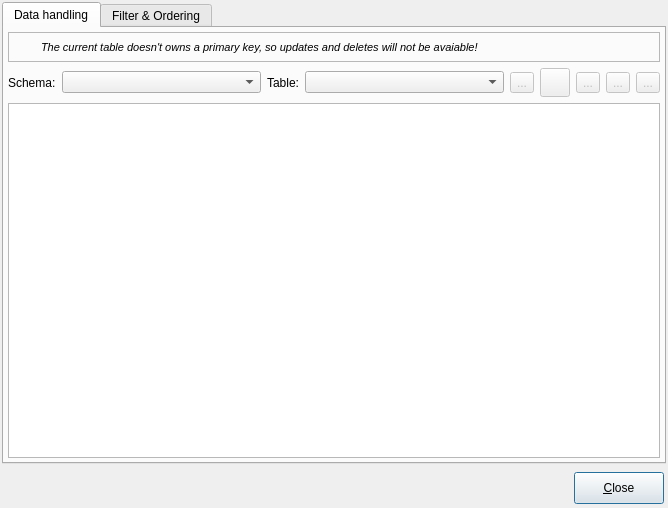
Above: libpgmodeler_ui/ui/datamanipulationform.ui from pgmodeler/pgmodeler before the change. Below: the same form after it.
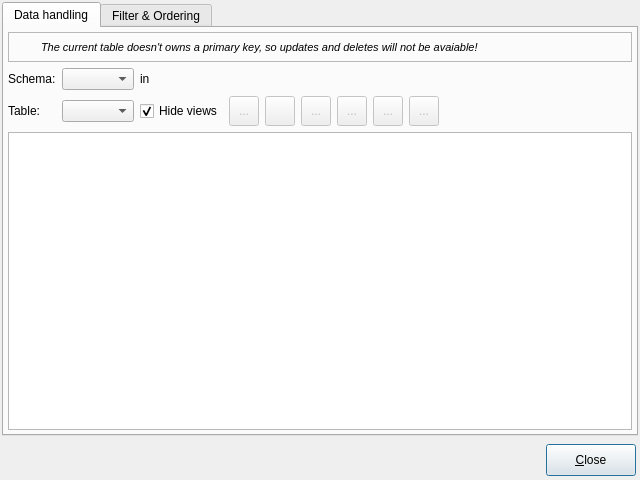
That is the form after the change. Icons and pictures are not drawn.

Commit message:
Minor fix on SQLToolWidget to disable controls in some situations.
Several icon changes.

DataManipulationForm implementation checkpoint

Patch:
```diff
--- a/libpgmodeler_ui/ui/datamanipulationform.ui
+++ b/libpgmodeler_ui/ui/datamanipulationform.ui
@@ -6,10 +6,16 @@
    <rect>
     <x>0</x>
     <y>0</y>
-    <width>668</width>
-    <height>508</height>
+    <width>640</width>
+    <height>480</height>
    </rect>
   </property>
+  <property name="minimumSize">
+   <size>
+    <width>640</width>
+    <height>480</height>
+   </size>
+  </property>
   <property name="windowTitle">
    <string>Data manipulation</string>
   </property>
@@ -149,207 +155,7 @@
        <property name="bottomMargin">
         <number>4</number>
        </property>
-       <item row="2" column="6">
-        <widget class="QToolButton" name="refresh_tb">
-         <property name="enabled">
-          <bool>false</bool>
-         </property>
-         <property name="minimumSize">
-          <size>
-           <width>0</width>
-           <height>0</height>
-          </size>
-         </property>
-         <property name="toolTip">
-          <string>Refresh listing</string>
-         </property>
-         <property name="text">
-          <string>...</string>
-         </property>
-         <property name="icon">
-          <iconset resource="../res/resources.qrc">
-           <normaloff>:/icones/icones/atualizar.png</normaloff>:/icones/icones/atualizar.png</iconset>
-         </property>
-         <property name="iconSize">
-          <size>
-           <width>22</width>
-           <height>22</height>
-          </size>
-         </property>
-        </widget>
-       </item>
-       <item row="2" column="8">
-        <widget class="QToolButton" name="add_tb">
-         <property name="enabled">
-          <bool>false</bool>
-         </property>
-         <property name="minimumSize">
-          <size>
-           <width>0</width>
-           <height>0</height>
-          </size>
-         </property>
-         <property name="toolTip">
-          <string>Add data</string>
-         </property>
-         <property name="text">
-          <string>...</string>
-         </property>
-         <property name="icon">
-          <iconset resource="../res/resources.qrc">
-           <normaloff>:/icones/icones/adddata.png</normaloff>:/icones/icones/adddata.png</iconset>
-         </property>
-         <property name="iconSize">
-          <size>
-           <width>22</width>
-           <height>22</height>
-          </size>
-         </property>
-        </widget>
-       </item>
-       <item row="2" column="9">
-        <widget class="QToolButton" name="update_tb">
-         <property name="enabled">
-          <bool>false</bool>
-         </property>
-         <property name="minimumSize">
-          <size>
-           <width>0</width>
-           <height>0</height>
-          </size>
-         </property>
-         <property name="toolTip">
-          <string>Update row</string>
-         </property>
-         <property name="text">
-          <string>...</string>
-         </property>
-         <property name="icon">
-          <iconset resource="../res/resources.qrc">
-           <normaloff>:/icones/icones/editar.png</normaloff>:/icones/icones/editar.png</iconset>
-         </property>
-         <property name="iconSize">
-          <size>
-           <width>22</width>
-           <height>22</height>
-          </size>
-         </property>
-        </widget>
-       </item>
-       <item row="2" column="7">
-        <widget class="QToolButton" name="save_tb">
-         <property name="enabled">
-          <bool>false</bool>
-         </property>
-         <property name="minimumSize">
-          <size>
-           <width>0</width>
-           <height>0</height>
-          </size>
-         </property>
-         <property name="toolTip">
-          <string>Save changes</string>
-         </property>
-         <property name="text">
-          <string/>
-         </property>
-         <property name="icon">
-          <iconset resource="../res/resources.qrc">
-           <normaloff>:/icones/icones/salvar.png</normaloff>:/icones/icones/salvar.png</iconset>
-         </property>
-         <property name="iconSize">
-          <size>
-           <width>22</width>
-           <height>22</height>
-          </size>
-         </property>
-         <property name="toolButtonStyle">
-          <enum>Qt::ToolButtonIconOnly</enum>
-         </property>
-        </widget>
-       </item>
-       <item row="2" column="10">
-        <widget class="QToolButton" name="delete_tb">
-         <property name="enabled">
-          <bool>false</bool>
-         </property>
-         <property name="minimumSize">
-          <size>
-           <width>0</width>
-           <height>0</height>
-          </size>
-         </property>
-         <property name="toolTip">
-          <string>Delete rows</string>
-         </property>
-         <property name="text">
-          <string>...</string>
-         </property>
-         <property name="icon">
-          <iconset resource="../res/resources.qrc">
-           <normaloff>:/icones/icones/excluir.png</normaloff>:/icones/icones/excluir.png</iconset>
-         </property>
-         <property name="iconSize">
-          <size>
-           <width>22</width>
-           <height>22</height>
-          </size>
-         </property>
-        </widget>
-       </item>
-       <item row="3" column="0" colspan="11">
-        <widget class="QTableWidget" name="results_tbw">
-         <property name="enabled">
-          <bool>true</bool>
-         </property>
-         <property name="editTriggers">
-          <set>QAbstractItemView::NoEditTriggers</set>
-         </property>
-         <property name="alternatingRowColors">
-          <bool>true</bool>
-         </property>
-         <property name="selectionMode">
-          <enum>QAbstractItemView::ExtendedSelection</enum>
-         </property>
-         <property name="sortingEnabled">
-          <bool>false</bool>
-         </property>
-         <property name="rowCount">
-          <number>0</number>
-         </property>
-         <property name="columnCount">
-          <number>0</number>
-         </property>
-         <attribute name="horizontalHeaderHighlightSections">
-          <bool>true</bool>
-         </attribute>
-         <attribute name="horizontalHeaderMinimumSectionSize">
-          <number>30</number>
-         </attribute>
-         <attribute name="horizontalHeaderShowSortIndicator" stdset="0">
-          <bool>false</bool>
-         </attribute>
-         <attribute name="horizontalHeaderStretchLastSection">
-          <bool>true</bool>
-         </attribute>
-         <attribute name="verticalHeaderVisible">
-          <bool>false</bool>
-         </attribute>
-         <attribute name="verticalHeaderCascadingSectionResizes">
-          <bool>false</bool>
-         </attribute>
-         <attribute name="verticalHeaderDefaultSectionSize">
-          <number>20</number>
-         </attribute>
-         <attribute name="verticalHeaderMinimumSectionSize">
-          <number>30</number>
-         </attribute>
-         <attribute name="verticalHeaderStretchLastSection">
-          <bool>false</bool>
-         </attribute>
-        </widget>
-       </item>
-       <item row="0" column="0" colspan="11">
+       <item row="0" column="0" colspan="10">
         <widget class="QFrame" name="no_pk_alert_frm">
          <property name="sizePolicy">
           <sizepolicy hsizetype="Preferred" vsizetype="Fixed">
@@ -434,10 +240,48 @@
          </layout>
         </widget>
        </item>
-       <item row="2" column="0" colspan="6">
+       <item row="1" column="0">
+        <widget class="QLabel" name="schema_lbl">
+         <property name="sizePolicy">
+          <sizepolicy hsizetype="Fixed" vsizetype="Preferred">
+           <horstretch>0</horstretch>
+           <verstretch>0</verstretch>
+          </sizepolicy>
+         </property>
+         <property name="text">
+          <string>Schema:</string>
+         </property>
+        </widget>
+       </item>
+       <item row="1" column="1">
+        <widget class="QComboBox" name="schema_cmb">
+         <property name="sizePolicy">
+          <sizepolicy hsizetype="Preferred" vsizetype="Fixed">
+           <horstretch>0</horstretch>
+           <verstretch>0</verstretch>
+          </sizepolicy>
+         </property>
+         <property name="maxVisibleItems">
+          <number>20</number>
+         </property>
+         <property name="insertPolicy">
+          <enum>QComboBox::InsertAtBottom</enum>
+         </property>
+         <property name="iconSize">
+          <size>
+           <width>16</width>
+           <height>16</height>
+          </size>
+         </property>
+        </widget>
+       </item>
+       <item row="1" column="2" colspan="8">
         <layout class="QHBoxLayout" name="horizontalLayout">
+         <property name="spacing">
+          <number>0</number>
+         </property>
          <item>
-          <widget class="QLabel" name="schema_lbl">
+          <widget class="QLabel" name="label_4">
            <property name="sizePolicy">
             <sizepolicy hsizetype="Fixed" vsizetype="Preferred">
              <horstretch>0</horstretch>
@@ -445,57 +289,331 @@
             </sizepolicy>
            </property>
            <property name="text">
-            <string>Schema:</string>
+            <string>in </string>
            </property>
           </widget>
          </item>
          <item>
-          <widget class="QComboBox" name="schema_cmb">
-           <property name="maxVisibleItems">
-            <number>20</number>
+          <widget class="QLabel" name="label_5">
+           <property name="minimumSize">
+            <size>
+             <width>20</width>
+             <height>20</height>
+            </size>
            </property>
-           <property name="insertPolicy">
-            <enum>QComboBox::InsertAtBottom</enum>
-           </property>
-           <property name="iconSize">
+           <property name="maximumSize">
             <size>
-             <width>16</width>
-             <height>16</height>
+             <width>20</width>
+             <height>20</height>
             </size>
            </property>
-          </widget>
-         </item>
-         <item>
-          <widget class="QLabel" name="table_lbl">
-           <property name="sizePolicy">
-            <sizepolicy hsizetype="Fixed" vsizetype="Preferred">
-             <horstretch>0</horstretch>
-             <verstretch>0</verstretch>
-            </sizepolicy>
-           </property>
            <property name="text">
-            <string>Table:</string>
+            <string/>
            </property>
           </widget>
          </item>
          <item>
-          <widget class="QComboBox" name="table_cmb">
-           <property name="maxVisibleItems">
-            <number>20</number>
+          <widget class="QLabel" name="db_name_lbl">
+           <property name="text">
+            <string/>
            </property>
-           <property name="insertPolicy">
-            <enum>QComboBox::InsertAtBottom</enum>
-           </property>
-           <property name="iconSize">
-            <size>
-             <width>16</width>
-             <height>16</height>
-            </size>
+           <property name="indent">
+            <number>5</number>
            </property>
           </widget>
          </item>
         </layout>
        </item>
+       <item row="2" column="0">
+        <widget class="QLabel" name="table_lbl">
+         <property name="sizePolicy">
+          <sizepolicy hsizetype="Fixed" vsizetype="Preferred">
+           <horstretch>0</horstretch>
+           <verstretch>0</verstretch>
+          </sizepolicy>
+         </property>
+         <property name="text">
+          <string>Table:</string>
+         </property>
+        </widget>
+       </item>
+       <item row="2" column="1">
+        <widget class="QComboBox" name="table_cmb">
+         <property name="sizePolicy">
+          <sizepolicy hsizetype="Preferred" vsizetype="Fixed">
+           <horstretch>0</horstretch>
+           <verstretch>0</verstretch>
+          </sizepolicy>
+         </property>
+         <property name="maxVisibleItems">
+          <number>20</number>
+         </property>
+         <property name="insertPolicy">
+          <enum>QComboBox::InsertAtBottom</enum>
+         </property>
+         <property name="sizeAdjustPolicy">
+          <enum>QComboBox::AdjustToContentsOnFirstShow</enum>
+         </property>
+         <property name="iconSize">
+          <size>
+           <width>16</width>
+           <height>16</height>
+          </size>
+         </property>
+        </widget>
+       </item>
+       <item row="2" column="2">
+        <widget class="QCheckBox" name="hide_views_chk">
+         <property name="text">
+          <string>Hide views</string>
+         </property>
+         <property name="checked">
+          <bool>true</bool>
+         </property>
+        </widget>
+       </item>
+       <item row="2" column="3">
+        <widget class="QToolButton" name="refresh_tb">
+         <property name="enabled">
+          <bool>false</bool>
+         </property>
+         <property name="minimumSize">
+          <size>
+           <width>30</width>
+           <height>30</height>
+          </size>
+         </property>
+         <property name="toolTip">
+          <string>Refresh listing</string>
+         </property>
+         <property name="text">
+          <string>...</string>
+         </property>
+         <property name="icon">
+          <iconset resource="../res/resources.qrc">
+           <normaloff>:/icones/icones/atualizar.png</normaloff>:/icones/icones/atualizar.png</iconset>
+         </property>
+         <property name="iconSize">
+          <size>
+           <width>22</width>
+           <height>22</height>
+          </size>
+         </property>
+        </widget>
+       </item>
+       <item row="2" column="4">
+        <widget class="QToolButton" name="save_tb">
+         <property name="enabled">
+          <bool>false</bool>
+         </property>
+         <property name="minimumSize">
+          <size>
+           <width>30</width>
+           <height>30</height>
+          </size>
+         </property>
+         <property name="toolTip">
+          <string>Save changes</string>
+         </property>
+         <property name="text">
+          <string/>
+         </property>
+         <property name="icon">
+          <iconset resource="../res/resources.qrc">
+           <normaloff>:/icones/icones/salvar.png</normaloff>:/icones/icones/salvar.png</iconset>
+         </property>
+         <property name="iconSize">
+          <size>
+           <width>22</width>
+           <height>22</height>
+          </size>
+         </property>
+         <property name="toolButtonStyle">
+          <enum>Qt::ToolButtonIconOnly</enum>
+         </property>
+        </widget>
+       </item>
+       <item row="2" column="5">
+        <widget class="QToolButton" name="undo_tb">
+         <property name="enabled">
+          <bool>false</bool>
+         </property>
+         <property name="minimumSize">
+          <size>
+           <width>30</width>
+           <height>30</height>
+          </size>
+         </property>
+         <property name="toolTip">
+          <string>Undo all modifications done until click &quot;Save&quot;</string>
+         </property>
+         <property name="text">
+          <string>...</string>
+         </property>
+         <property name="icon">
+          <iconset resource="../res/resources.qrc">
+           <normaloff>:/icones/icones/desfazer.png</normaloff>:/icones/icones/desfazer.png</iconset>
+         </property>
+         <property name="iconSize">
+          <size>
+           <width>22</width>
+           <height>22</height>
+          </size>
+         </property>
+        </widget>
+       </item>
+       <item row="2" column="6">
+        <widget class="QToolButton" name="add_tb">
+         <property name="enabled">
+          <bool>false</bool>
+         </property>
+         <property name="minimumSize">
+          <size>
+           <width>30</width>
+           <height>30</height>
+          </size>
+         </property>
+         <property name="toolTip">
+          <string>Add data</string>
+         </property>
+         <property name="text">
+          <string>...</string>
+         </property>
+         <property name="icon">
+          <iconset resource="../res/resources.qrc">
+           <normaloff>:/icones/icones/adddata.png</normaloff>:/icones/icones/adddata.png</iconset>
+         </property>
+         <property name="iconSize">
+          <size>
+           <width>22</width>
+           <height>22</height>
+          </size>
+         </property>
+        </widget>
+       </item>
+       <item row="2" column="7">
+        <widget class="QToolButton" name="update_tb">
+         <property name="enabled">
+          <bool>false</bool>
+         </property>
+         <property name="minimumSize">
+          <size>
+           <width>30</width>
+           <height>30</height>
+          </size>
+         </property>
+         <property name="toolTip">
+          <string>Update row</string>
+         </property>
+         <property name="text">
+          <string>...</string>
+         </property>
+         <property name="icon">
+          <iconset resource="../res/resources.qrc">
+           <normaloff>:/icones/icones/editar.png</normaloff>:/icones/icones/editar.png</iconset>
+         </property>
+         <property name="iconSize">
+          <size>
+           <width>22</width>
+           <height>22</height>
+          </size>
+         </property>
+        </widget>
+       </item>
+       <item row="2" column="8">
+        <widget class="QToolButton" name="delete_tb">
+         <property name="enabled">
+          <bool>false</bool>
+         </property>
+         <property name="minimumSize">
+          <size>
+           <width>30</width>
+           <height>30</height>
+          </size>
+         </property>
+         <property name="toolTip">
+          <string>Mark the selected rows to be deleted</string>
+         </property>
+         <property name="text">
+          <string>...</string>
+         </property>
+         <property name="icon">
+          <iconset resource="../res/resources.qrc">
+           <normaloff>:/icones/icones/excluir.png</normaloff>:/icones/icones/excluir.png</iconset>
+         </property>
+         <property name="iconSize">
+          <size>
+           <width>22</width>
+           <height>22</height>
+          </size>
+         </property>
+        </widget>
+       </item>
+       <item row="2" column="9">
+        <spacer name="horizontalSpacer">
+         <property name="orientation">
+          <enum>Qt::Horizontal</enum>
+         </property>
+         <property name="sizeHint" stdset="0">
+          <size>
+           <width>40</width>
+           <height>20</height>
+          </size>
+         </property>
+        </spacer>
+       </item>
+       <item row="3" column="0" colspan="10">
+        <widget class="QTableWidget" name="results_tbw">
+         <property name="enabled">
+          <bool>true</bool>
+         </property>
+         <property name="editTriggers">
+          <set>QAbstractItemView::NoEditTriggers</set>
+         </property>
+         <property name="alternatingRowColors">
+          <bool>true</bool>
+         </property>
+         <property name="selectionMode">
+          <enum>QAbstractItemView::ExtendedSelection</enum>
+         </property>
+         <property name="sortingEnabled">
+          <bool>false</bool>
+         </property>
+         <property name="rowCount">
+          <number>0</number>
+         </property>
+         <property name="columnCount">
+          <number>0</number>
+         </property>
+         <attribute name="horizontalHeaderHighlightSections">
+          <bool>true</bool>
+         </attribute>
+         <attribute name="horizontalHeaderMinimumSectionSize">
+          <number>30</number>
+         </attribute>
+         <attribute name="horizontalHeaderShowSortIndicator" stdset="0">
+          <bool>false</bool>
+         </attribute>
+         <attribute name="horizontalHeaderStretchLastSection">
+          <bool>true</bool>
+         </attribute>
+         <attribute name="verticalHeaderVisible">
+          <bool>false</bool>
+         </attribute>
+         <attribute name="verticalHeaderCascadingSectionResizes">
+          <bool>false</bool>
+         </attribute>
+         <attribute name="verticalHeaderDefaultSectionSize">
+          <number>20</number>
+         </attribute>
+         <attribute name="verticalHeaderMinimumSectionSize">
+          <number>30</number>
+         </attribute>
+         <attribute name="verticalHeaderStretchLastSection">
+          <bool>false</bool>
+         </attribute>
+        </widget>
+       </item>
       </layout>
      </widget>
      <widget class="QWidget" name="tab_2">
```
Left out of the diff: 8 changed lines with no effect on the pictures. The commit also changes 11 other files.
